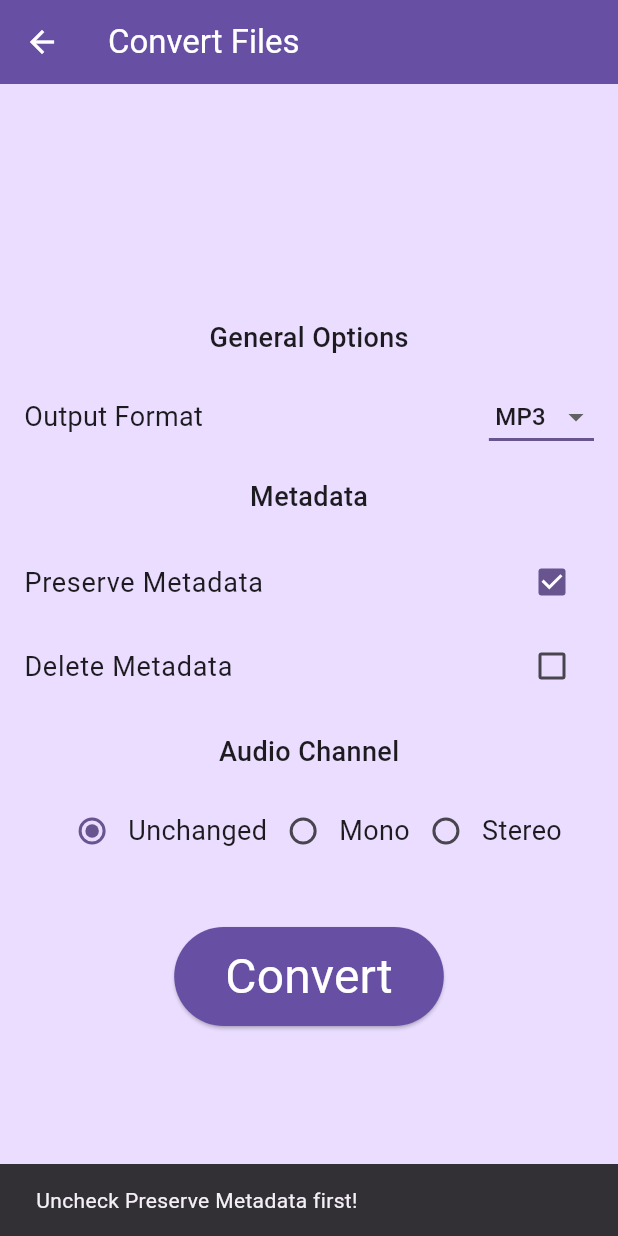
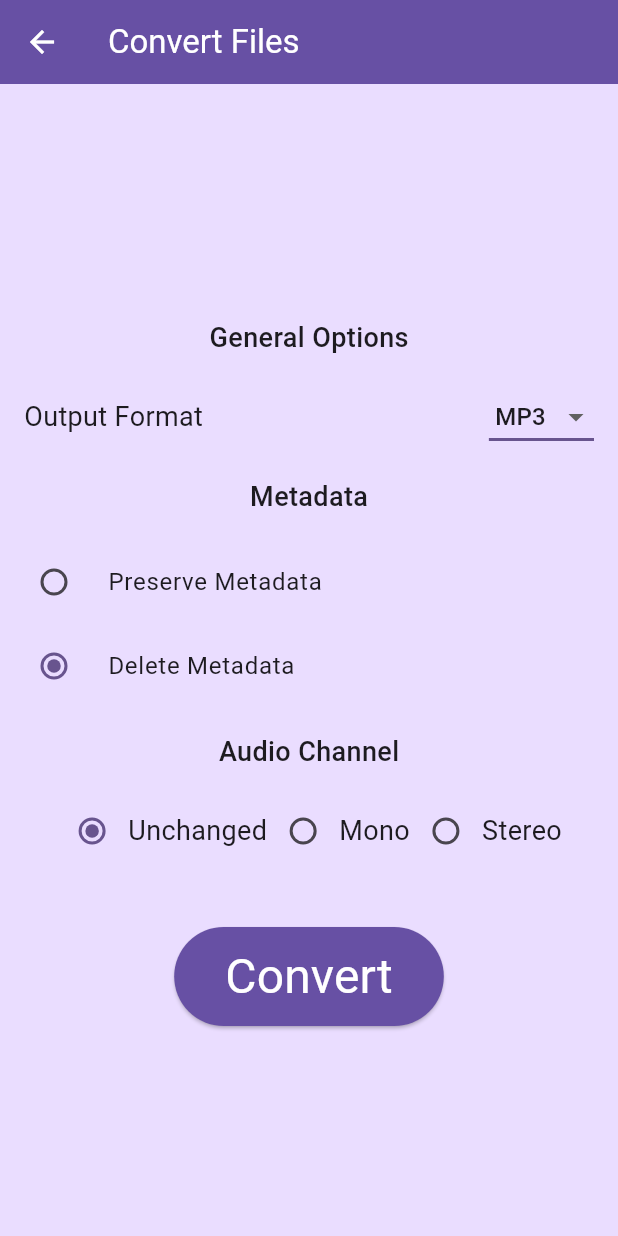
Before and after one commit to mithcs/ShravyaParivartak, a Flutter app: the ConversionPage screen opened directly with empty values, after a tap on "Delete Metadata", on a phone screen of 412 x 824 dp. Run offline on Flutter 3.47's test engine with Material 3 defaults, Android fonts, the light colour scheme and no system bars; our stand-ins replace file_picker; missing offline and left inert: ffmpeg_kit_flutter_audio.

Commit message:
Radiobuttons for Metadata settings

```diff
--- a/lib/conversion_page.dart
+++ b/lib/conversion_page.dart
@@ -7,12 +7,15 @@ import 'package:ffmpeg_kit_flutter_audio/return_code.dart';
 import 'finished_page.dart';
 import 'utils.dart';
 
+/// ...
+enum Metadata { preserve, delete }
+
+/// ...
 enum AudioChannel { unchanged, mono, stereo }
 
 String _format = 'mp3';
-bool _preserveMetadata = true;
-bool _deleteMetadata = false;
 AudioChannel _audioChannel = AudioChannel.unchanged;
+Metadata _metadata = Metadata.preserve;
 
 /// Conversion page
 class ConversionPage extends StatelessWidget {
@@ -53,10 +56,10 @@ class ConversionBody extends StatelessWidget {
     inputs.add('-i');
     inputs.add(files[i].path!);
 
-    if (_preserveMetadata) {
+    if (_metadata == Metadata.preserve) {
         outputs.add('-map_metadata');
         outputs.add(i.toString());
-      } else if (_deleteMetadata) {
+      } else if (_metadata == Metadata.delete) {
         outputs.add('-map_metadata');
         outputs.add('-1');
       }
@@ -143,8 +146,7 @@ class ConversionOptions extends StatelessWidget {
         const FormatDropdown(),
 
         const SectionTitle(title: 'Metadata'),
-        const PreserveMetadataCheckbox(),
-        const DeleteMetadataCheckbox(),
+        const MetadataRadioButton(),
 
         const SectionTitle(title: 'Audio Channel'),
         const AudioChannelRadioButton(),
@@ -219,59 +221,41 @@ class _FormatDropdownState extends State<FormatDropdown> {
   }
 }
 
-/// Checkbox to decide whether to try to preserve metadata or not
-class PreserveMetadataCheckbox extends StatefulWidget {
-  const PreserveMetadataCheckbox({super.key});
+/// Radiobutton to decide whether to preserve or delete metadata
+class MetadataRadioButton extends StatefulWidget {
+  const MetadataRadioButton({super.key});
 
   @override
-  State<PreserveMetadataCheckbox> createState() => _PreserveMetadataCheckboxState();
+  State<MetadataRadioButton> createState() => _MetadataRadioButtonState();
 }
 
-/// [STATE] Checkbox to decide whether to try to preserve metadata or not
-class _PreserveMetadataCheckboxState extends State<PreserveMetadataCheckbox> {
+/// [STATE] Radiobutton to decide whether to preserve or delete metadata
+class _MetadataRadioButtonState extends State<MetadataRadioButton> {
   @override
   Widget build(BuildContext context) {
-    return CheckboxListTile(
-      title: const Text('Preserve Metadata', style: TextStyle(fontSize: 18)),
-      value: _preserveMetadata,
-      onChanged: (bool? value) {
+    return Column(
+      children: [
+        RadioListTile(
+          title: Text('Preserve Metadata'),
+          value: Metadata.preserve,
+          groupValue: _metadata,
+          onChanged: (Metadata? value) {
             setState(() {
-          // really wanted to do this in 2 lines
-          if (value! && _deleteMetadata) {
-            Utilities.showSnackBar(context, 'Uncheck Delete Metadata first!');
-          } else {
-            _preserveMetadata = value;
-          }
+              _metadata = value!;
             });
           },
-    );
-  }
-}
-
-/// Checkbox to decide whether to delete metadata or not
-class DeleteMetadataCheckbox extends StatefulWidget {
-  const DeleteMetadataCheckbox({super.key});
-
-  @override
-  State<DeleteMetadataCheckbox> createState() => _DeleteMetadataCheckboxState();
-}
-
-/// [STATE] Checkbox to decide whether to delete metadata or not
-class _DeleteMetadataCheckboxState extends State<DeleteMetadataCheckbox> {
-  @override
-  Widget build(BuildContext build) {
-    return CheckboxListTile(
-      title: const Text('Delete Metadata', style: TextStyle(fontSize: 18)),
-      value: _deleteMetadata,
-      onChanged: (bool? value) {
+        ),
+        RadioListTile(
+          title: Text('Delete Metadata'),
+          value: Metadata.delete,
+          groupValue: _metadata,
+          onChanged: (Metadata? value) {
             setState(() {
-          if (value! && _preserveMetadata) {
-            Utilities.showSnackBar(context, 'Uncheck Preserve Metadata first!');
-          } else {
-            _deleteMetadata = value;
-          }
+              _metadata = value!;
             });
           },
+        ),
+      ],
     );
   }
 }
```
Lines whose indentation alone changed are shown as unchanged.
